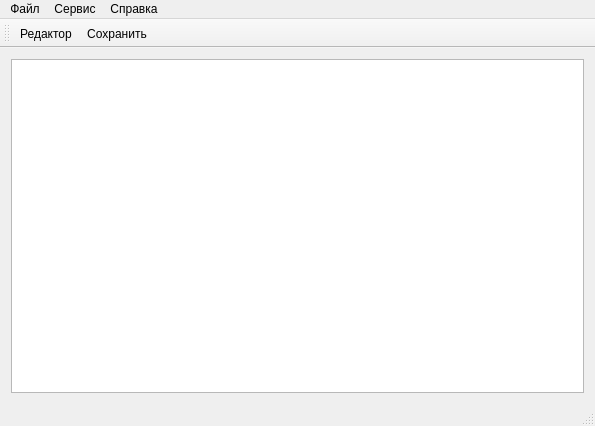
Before: the Qt Designer form mainwindow.ui in ArtemHodeev/Gidrolog, drawn with Qt 5.
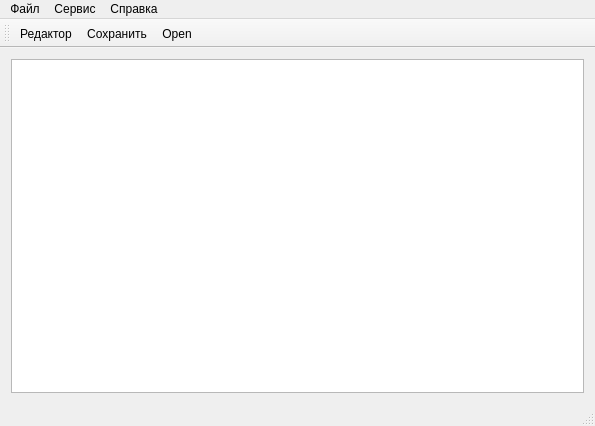
After: the same form once the commit is applied.

The edit to the form file:
```diff
--- a/mainwindow.ui
+++ b/mainwindow.ui
@@ -65,6 +65,7 @@
    </attribute>
    <addaction name="action_editorTool"/>
    <addaction name="actionSave"/>
+   <addaction name="actionOpen"/>
   </widget>
   <widget class="QStatusBar" name="statusBar"/>
   <action name="action_editorTool">
@@ -121,6 +122,14 @@
     <string>Ctrl+S</string>
    </property>
   </action>
+  <action name="actionOpen">
+   <property name="checkable">
+    <bool>true</bool>
+   </property>
+   <property name="text">
+    <string>Open</string>
+   </property>
+  </action>
  </widget>
  <layoutdefault spacing="6" margin="11"/>
  <resources/>
```
